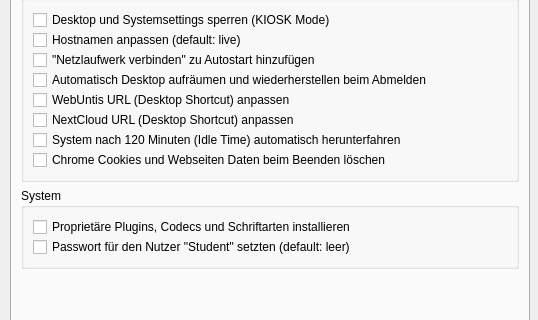
Before: the Qt Designer form firststart.ui in valueerrorx/life-firststart, drawn with Qt 5; both pictures show x 0 to 538 and y 293 to 613 of the 538 by 694 pixel window.
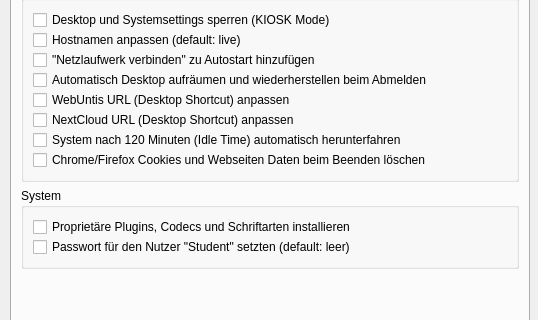
After: the same form once the commit is applied. Icons and pictures are not drawn.

Diff of the .ui file:
```diff
--- a/firststart.ui
+++ b/firststart.ui
@@ -361,7 +361,7 @@
         <item>
          <widget class="QCheckBox" name="chrome">
           <property name="text">
-           <string>Chrome Cookies und Webseiten Daten beim Beenden löschen</string>
+           <string>Chrome/Firefox Cookies und Webseiten Daten beim Beenden löschen</string>
           </property>
           <property name="checked">
            <bool>false</bool>
```
